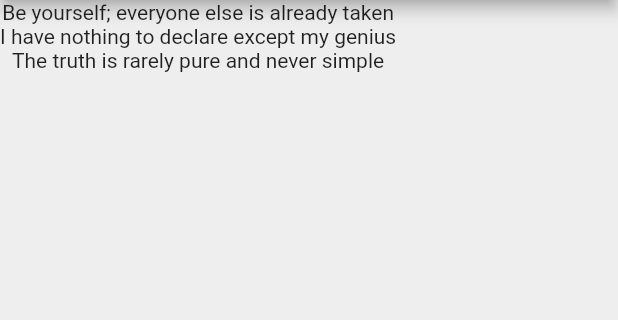
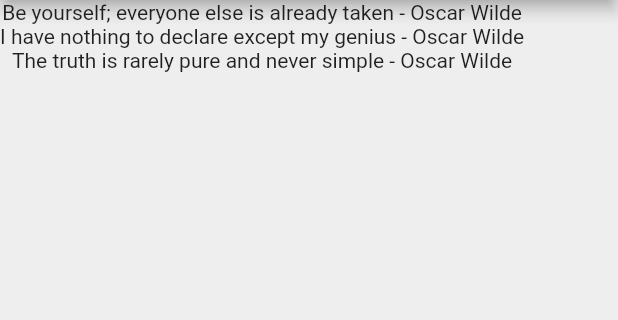
Before and after one commit to DorotaPawlowska/kursy-netNinja, a Flutter app: the screen it shows after launch, on a phone screen of 412 x 824 dp, the part 84-404 px from its top. Run offline on Flutter 3.47's test engine with Material 2 defaults, Android fonts, the light colour scheme and no system bars.

Commit message:
Flutter Tutorial for Beginners #18 - Custom Classes
Changes to be committed:
	modified:   FlutterTutorialForBeginners/quotes/lib/main.dart
	new file:   FlutterTutorialForBeginners/quotes/lib/quote.dart

```diff
--- a/FlutterTutorialForBeginners/quotes/lib/main.dart
+++ b/FlutterTutorialForBeginners/quotes/lib/main.dart
@@ -1,4 +1,5 @@
 import 'package:flutter/material.dart';
+import 'quote.dart';
 
 void main() => runApp(MaterialApp(
   home: QuoteList(),
@@ -11,10 +12,16 @@
 
 class _QuoteListState extends State<QuoteList> {
 
-  List<String> quotes = [
-    'Be yourself; everyone else is already taken',
-    'I have nothing to declare except my genius',
-    'The truth is rarely pure and never simple'
+  //  List<String> quotes = [
+  //    'Be yourself; everyone else is already taken',
+  //    'I have nothing to declare except my genius',
+  //    'The truth is rarely pure and never simple'
+  //  ];
+
+  List<Quote> quotes = [
+    Quote(author: 'Oscar Wilde', text: 'Be yourself; everyone else is already taken'),
+    Quote(author: 'Oscar Wilde', text: 'I have nothing to declare except my genius'),
+    Quote(author: 'Oscar Wilde', text: 'The truth is rarely pure and never simple')
   ];
 
   @override
@@ -27,7 +34,7 @@
         backgroundColor: Colors.redAccent,
       ),
       body: Column(
-        children: quotes.map((quote) => Text(quote)).toList(),
+        children: quotes.map((quote) => Text('${quote.text} - ${quote.author}')).toList(),
       ),
     );
   }
--- /dev/null
+++ b/FlutterTutorialForBeginners/quotes/lib/quote.dart
@@ -0,0 +1,7 @@
+class Quote {
+
+  String text;
+  String author;
+
+  Quote({ this.text, this.author });
+}
```
